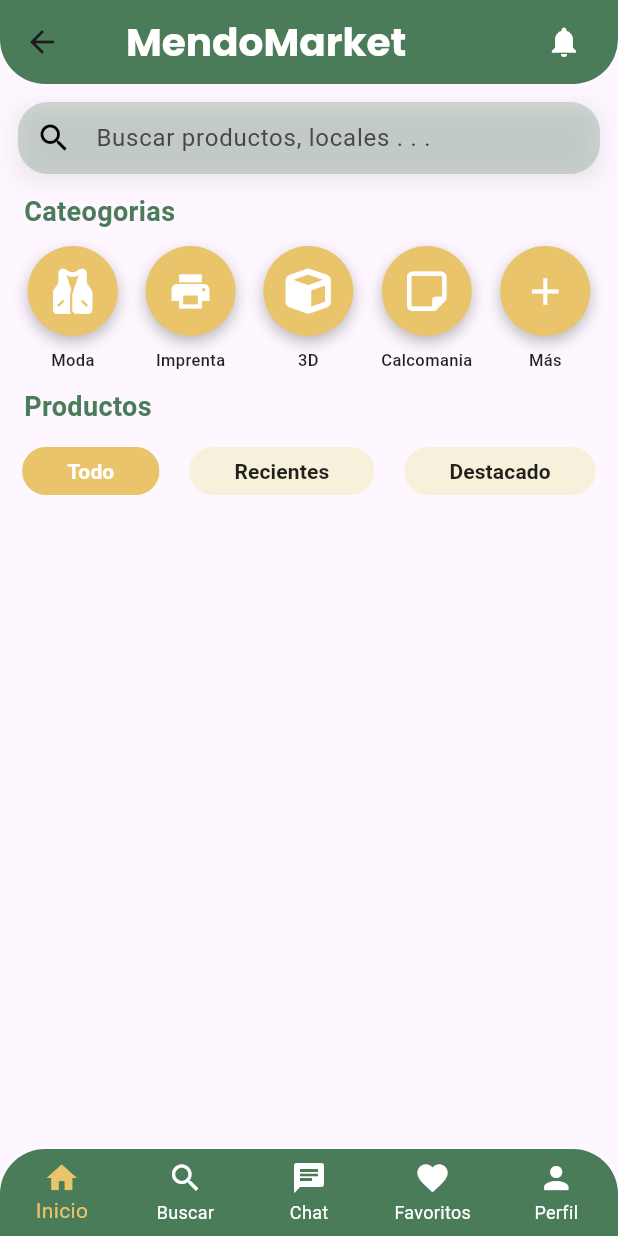
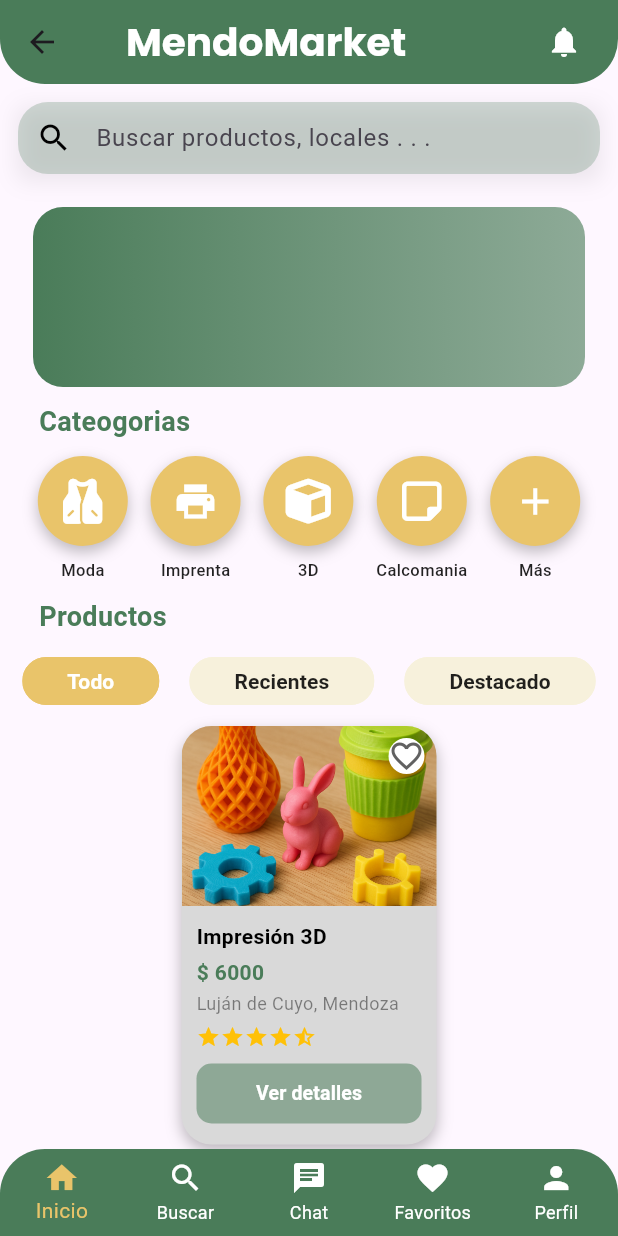
Before and after one commit to artumarinn/mendomarket, a Flutter app: the HomePage screen opened by its route, on a phone screen of 412 x 824 dp. Run offline on Flutter 3.47's test engine with Material 3 defaults, Android fonts, the phone set to English and light mode, and no system bars; our stand-ins replace font_awesome_flutter.

Commit message:
add products and scroll

```diff
--- a/lib/core/app_colors.dart
+++ b/lib/core/app_colors.dart
@@ -15,4 +15,7 @@ class AppColors {
   // background colors
   static const backgroundColor = Color(0xFFffffff);
 
+  // product card color
+  static const productCard = Color(0xFFD9D9D9);
+
 }
--- a/lib/features/home/home_banner.dart
+++ b/lib/features/home/home_banner.dart
@@ -18,19 +18,6 @@ class HomeBanner extends StatelessWidget {
         ),
         width: double.infinity,
         height: 120,
-        child: Column(
-          // children: [
-          //   Text(
-          //     "¡Nueva Feria!",
-          //     style: TextStyle(
-          //       color: Colors.white,
-          //       fontSize: 22,
-          //       fontWeight: FontWeight.bold,
-          //       fontFamily: 'Poppins',
-          //     ),
-          //   ),
-          // ],
-        ),
       ),
     );
   }
--- a/lib/features/home/home_page.dart
+++ b/lib/features/home/home_page.dart
@@ -37,7 +37,24 @@ class _HomePageState extends State<HomePage> {
           ),
         ],
       ),
-      body: const Column(children: [HomeSearchBar(), HomeCategories(), HomeProducts()]),
+      body: Column(
+        children: [
+          const HomeSearchBar(),
+          Expanded(
+            child: SingleChildScrollView(
+              padding: const EdgeInsets.symmetric(horizontal: 10),
+              child: Column(
+                crossAxisAlignment: CrossAxisAlignment.start,
+                children: const [
+                  HomeBanner(),
+                  HomeCategories(),
+                  HomeProducts(),
+                ],
+              ),
+            ),
+          ),
+        ],
+      ),
       bottomNavigationBar: CustomNavBar(
         currentIndex: _selectedIndex,
         onTap: _onItemTapped,
--- a/lib/features/home/home_products.dart
+++ b/lib/features/home/home_products.dart
@@ -1,20 +1,37 @@
 import 'package:flutter/material.dart';
 import 'package:mendomarket/core/app_colors.dart';
+import 'package:mendomarket/widgets/common/product_card.dart';
 import 'package:mendomarket/widgets/common/products_tags.dart';
 
-class HomeProducts extends StatefulWidget {
+class HomeProducts extends StatelessWidget {
   const HomeProducts({super.key});
 
-  @override
-  State<HomeProducts> createState() => HomeProductsState();
-}
+  final List<Map<String, String>> products = const [
+    {
+      "title": "Impresión 3D",
+      "price": "6000",
+      "location": "Luján de Cuyo, Mendoza",
+      "image": "assets/images/products/product3d.png",
+    },
+    {
+      "title": "Gorra personalizada",
+      "price": "5000",
+      "location": "Godoy Cruz, Mendoza",
+      "image": "assets/images/products/gorra.png",
+    },
+    {
+      "title": "Taza Sublimada",
+      "price": "3500",
+      "location": "Maipú, Mendoza",
+      "image": "assets/images/products/tazaSublimada.png",
+    },
+  ];
 
-class HomeProductsState extends State<HomeProducts> {
   @override
   Widget build(BuildContext context) {
-    return Container(
-      child: Column(
+    return Column(
       children: [
+        // Título
         Container(
           width: double.infinity,
           alignment: Alignment.topLeft,
@@ -28,9 +45,27 @@ class HomeProductsState extends State<HomeProducts> {
             ),
           ),
         ),
-          ProductsTags(),
+        // Filtros
+        const ProductsTags(),
+
+        // Productos con scroll
+        Padding(
+          padding: const EdgeInsets.symmetric(horizontal: 10),
+          child: Wrap(
+            alignment: WrapAlignment.start,
+            spacing: 10,
+            runSpacing: 10,
+            children: products
+                .map((product) => ProductCard(
+                      title: product['title']!,
+                      price: product['price']!,
+                      location: product['location']!,
+                      image: product['image']!,
+                    ))
+                .toList(),
+          ),
+        ),
       ],
-      ),
     );
   }
 }
--- a/lib/features/onboarding/onboarding.dart
+++ b/lib/features/onboarding/onboarding.dart
@@ -37,7 +37,7 @@ class _OnboardingPageState extends State<OnboardingPage> {
       body: Column(
         children: [
           Padding(
-            padding: const EdgeInsets.only(top: 40, left: 250),
+            padding: const EdgeInsets.only(top: 60, left: 300),
             child: GestureDetector(
               onTap: () {
                 Navigator.pushReplacementNamed(context, '/login');
--- a/lib/widgets/common/product_card.dart
+++ b/lib/widgets/common/product_card.dart
@@ -1,28 +1,130 @@
 import 'package:flutter/material.dart';
 import 'package:mendomarket/core/app_colors.dart';
 
-class ProductCard extends StatefulWidget {
-  const ProductCard({super.key});
+class ProductCard extends StatelessWidget {
+  final String title;
+  final String price;
+  final String location;
+  final String image;
+
+  const ProductCard({
+    super.key,
+    required this.title,
+    required this.price,
+    required this.location,
+    required this.image,
+  });
 
   @override
-  State<ProductCard> createState() => _ProductCardState();
-}
+  Widget build(BuildContext context) {
+    return Container(
+      width: 170,
+      margin: const EdgeInsets.symmetric(horizontal: 8, vertical: 10),
+      decoration: BoxDecoration(
+        color: AppColors.productCard,
+        borderRadius: BorderRadius.circular(20),
+        boxShadow: const [
+          BoxShadow(
+            color: Colors.black26,
+            blurRadius: 8,
+            offset: Offset(0, 4),
+          ),
+        ],
+      ),
+      child: Column(
+        crossAxisAlignment: CrossAxisAlignment.start,
+        children: [
+          // Imagen + icono
+          Stack(
+            children: [
+              ClipRRect(
+                borderRadius: const BorderRadius.only(
+                  topLeft: Radius.circular(20),
+                  topRight: Radius.circular(20),
+                ),
+                child: Image.asset(
+                  image,
+                  height: 120,
+                  width: double.infinity,
+                  fit: BoxFit.cover,
+                ),
+              ),
+              Positioned(
+                top: 8,
+                right: 8,
+                child: Container(
+                  decoration: const BoxDecoration(
+                    shape: BoxShape.circle,
+                    color: Colors.white,
+                  ),
+                  child: Icon(
+                    Icons.favorite_border,
+                    color: Colors.grey.shade700,
+                  ),
+                ),
+              ),
+            ],
+          ),
 
-class _ProductCardState extends State<ProductCard> {
-  @override
-  Widget build(BuildContext context) {
-    return Padding(
-      padding: const EdgeInsets.only(top: 10, bottom: 10, right: 12, left: 12),
-      child: Container(
-        decoration: BoxDecoration(
-          borderRadius: BorderRadius.circular(20),
-          gradient: const LinearGradient(
-            colors: [AppColors.primaryColor, Color.fromARGB(169, 84, 131, 98)],
+          // Texto
+          Padding(
+            padding: const EdgeInsets.all(10),
+            child: Column(
+              crossAxisAlignment: CrossAxisAlignment.start,
+              children: [
+                Text(title,
+                    style: const TextStyle(
+                      fontWeight: FontWeight.w600,
+                      fontSize: 14,
+                      color: Colors.black,
+                    )),
+                const SizedBox(height: 4),
+                Text('\$ $price',
+                    style: TextStyle(
+                      color: AppColors.primaryColor,
+                      fontWeight: FontWeight.bold,
+                      fontSize: 14,
+                    )),
+                const SizedBox(height: 2),
+                Text(location,
+                    style: const TextStyle(
+                      color: Colors.black45,
+                      fontSize: 12,
+                    )),
+                const SizedBox(height: 6),
+                Row(
+                  children: const [
+                    Icon(Icons.star, color: Colors.amber, size: 16),
+                    Icon(Icons.star, color: Colors.amber, size: 16),
+                    Icon(Icons.star, color: Colors.amber, size: 16),
+                    Icon(Icons.star, color: Colors.amber, size: 16),
+                    Icon(Icons.star_half, color: Colors.amber, size: 16),
+                  ],
+                ),
+                const SizedBox(height: 6),
+                SizedBox(
+                  width: double.infinity,
+                  child: ElevatedButton(
+                    onPressed: () {},
+                    style: ElevatedButton.styleFrom(
+                      backgroundColor: const Color.fromARGB(134, 74, 124, 89),
+                      shape: RoundedRectangleBorder(
+                          borderRadius: BorderRadius.circular(10)),
+                      elevation: 0,
+                      padding: const EdgeInsets.symmetric(vertical: 8),
+                    ),
+                    child: const Text("Ver detalles",
+                        style: TextStyle(
+                          color: Colors.white,
+                          fontSize: 13,
+                          fontWeight: FontWeight.bold,
+                        )),
+                  ),
+                ),
+              ],
+            ),
           ),
-          color: AppColors.primaryColor,
-        ),
-        width: double.infinity,
-        height: 120,
+        ],
       ),
     );
   }
--- a/pubspec.yaml
+++ b/pubspec.yaml
@@ -74,6 +74,9 @@ flutter:
     - assets/images/onboarding/onboarding01.png
     - assets/images/onboarding/onboarding02.png
     - assets/images/onboarding/onboarding03.png
+    - assets/images/products/product3d.png
+    - assets/images/products/gorra.png
+    - assets/images/products/tazaSublimada.png
   # To add assets to your application, add an assets section, like this:
   # assets:
   #   - images/a_dot_burr.jpeg
```
Also changed, not shown: assets/images/icons/banner.png (added), assets/images/products/gorra.png (added), assets/images/products/product3d.png (added), assets/images/products/tazaSublimada.png (added). Lines whose indentation alone changed are shown as unchanged.
